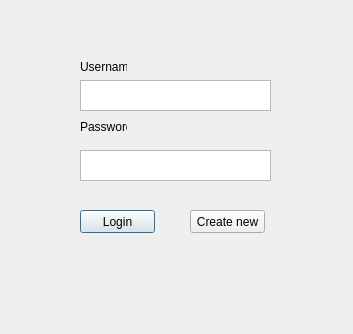
This is Client/Forms/loginScreen.ui in TMGilchrist/comp260-server as Qt 5 draws it before an edit. The edited form follows.
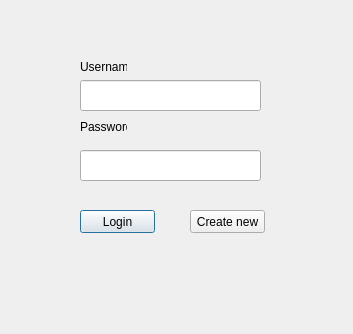
This is the edited form.

```diff
--- a/Client/Forms/loginScreen.ui
+++ b/Client/Forms/loginScreen.ui
@@ -19,26 +19,6 @@
   <property name="modal">
    <bool>true</bool>
   </property>
-  <widget class="QTextEdit" name="usernameInput">
-   <property name="geometry">
-    <rect>
-     <x>80</x>
-     <y>80</y>
-     <width>191</width>
-     <height>31</height>
-    </rect>
-   </property>
-  </widget>
-  <widget class="QTextEdit" name="passwordInput">
-   <property name="geometry">
-    <rect>
-     <x>80</x>
-     <y>150</y>
-     <width>191</width>
-     <height>31</height>
-    </rect>
-   </property>
-  </widget>
   <widget class="QPushButton" name="loginButton">
    <property name="geometry">
     <rect>
@@ -91,6 +71,26 @@
     <string>Password</string>
    </property>
   </widget>
+  <widget class="QLineEdit" name="passwordInput">
+   <property name="geometry">
+    <rect>
+     <x>80</x>
+     <y>150</y>
+     <width>181</width>
+     <height>31</height>
+    </rect>
+   </property>
+  </widget>
+  <widget class="QLineEdit" name="usernameInput">
+   <property name="geometry">
+    <rect>
+     <x>80</x>
+     <y>80</y>
+     <width>181</width>
+     <height>31</height>
+    </rect>
+   </property>
+  </widget>
  </widget>
  <resources/>
  <connections/>
```
